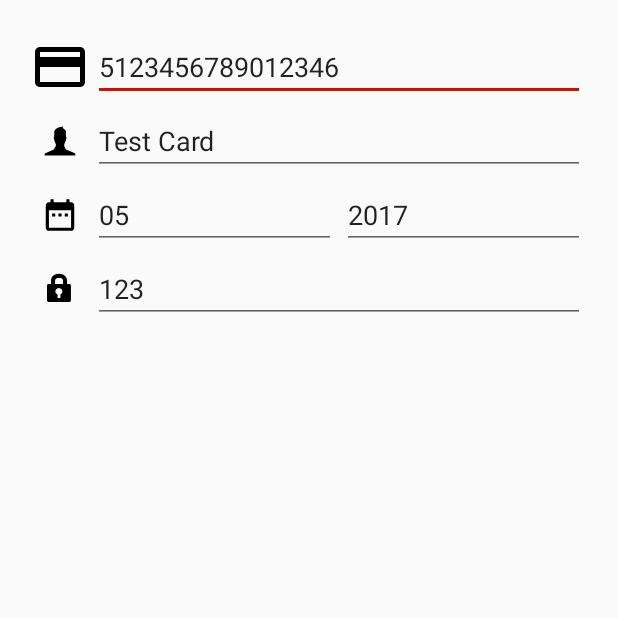
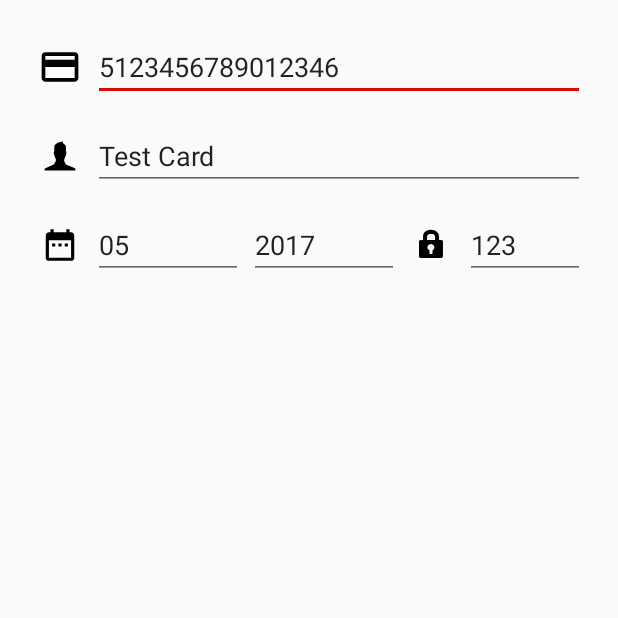
Before and after one commit to saravanabalagi/foodmash-android, an Android app: the fragment CreditDebitCardFragment shown on its own in the app's theme, on a phone screen of 412 x 824 dp, the top half of it. Run offline under Robolectric (Android 15) with nearby library versions, the phone set to English and light mode, and no system bars; libraries missing offline, so code that uses them is left out: com.payu.india; 5 statements that could not run were skipped.

Commit message:
UI Enhancement

```diff
--- a/app/src/main/res/layout/fragment_credit_debit_card.xml
+++ b/app/src/main/res/layout/fragment_credit_debit_card.xml
@@ -14,13 +14,15 @@
             <LinearLayout
                 android:layout_width="match_parent"
                 android:layout_height="wrap_content"
-                android:gravity="center_vertical">
+                android:gravity="center_vertical"
+                android:layout_marginBottom="10dp">
 
                 <ImageView
                     android:layout_width="40dp"
                     android:layout_height="match_parent"
                     app:srcCompat="@drawable/svg_android_card"
-                    android:id="@+id/card_type" />
+                    android:id="@+id/card_type"
+                    android:padding="5dp" />
 
                 <EditText
                     android:id="@+id/edit_text_card_number"
@@ -37,7 +39,8 @@
             <LinearLayout
                 android:orientation="horizontal"
                 android:layout_width="match_parent"
-                android:layout_height="wrap_content">
+                android:layout_height="wrap_content"
+                android:layout_marginBottom="10dp">
 
                 <ImageView
                     android:layout_width="40dp"
@@ -57,9 +60,16 @@
             </LinearLayout>
 
             <LinearLayout
+                android:orientation="horizontal"
+                android:layout_width="match_parent"
+                android:layout_height="match_parent"
+                android:layout_marginBottom="10dp">
+
+                <LinearLayout
                     android:layout_width="match_parent"
                     android:layout_height="wrap_content"
-                android:orientation="horizontal" >
+                    android:orientation="horizontal"
+                    android:layout_weight="1">
 
                     <ImageView
                         android:layout_width="40dp"
@@ -96,7 +106,8 @@
                 <LinearLayout
                     android:orientation="horizontal"
                     android:layout_width="match_parent"
-                android:layout_height="match_parent">
+                    android:layout_height="match_parent"
+                    android:layout_weight="2">
 
                     <ImageView
                         android:layout_width="40dp"
@@ -116,6 +127,7 @@
                         android:maxLength="4"
                         android:singleLine="true"
                         android:layout_weight="1" />
+                </LinearLayout>
             </LinearLayout>
 
             <CheckBox
```
Lines whose indentation alone changed are shown as unchanged.
